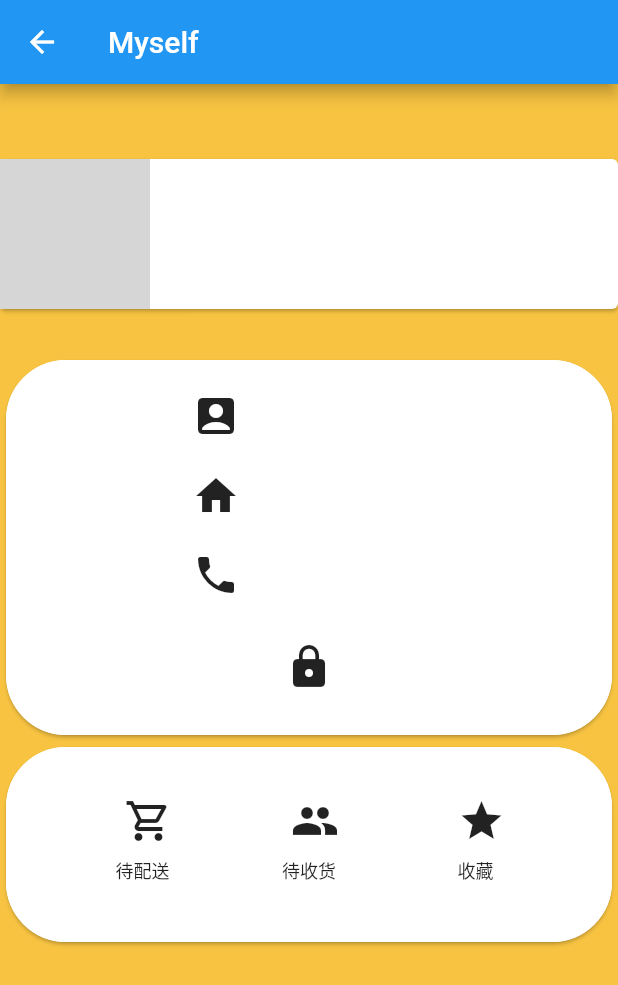
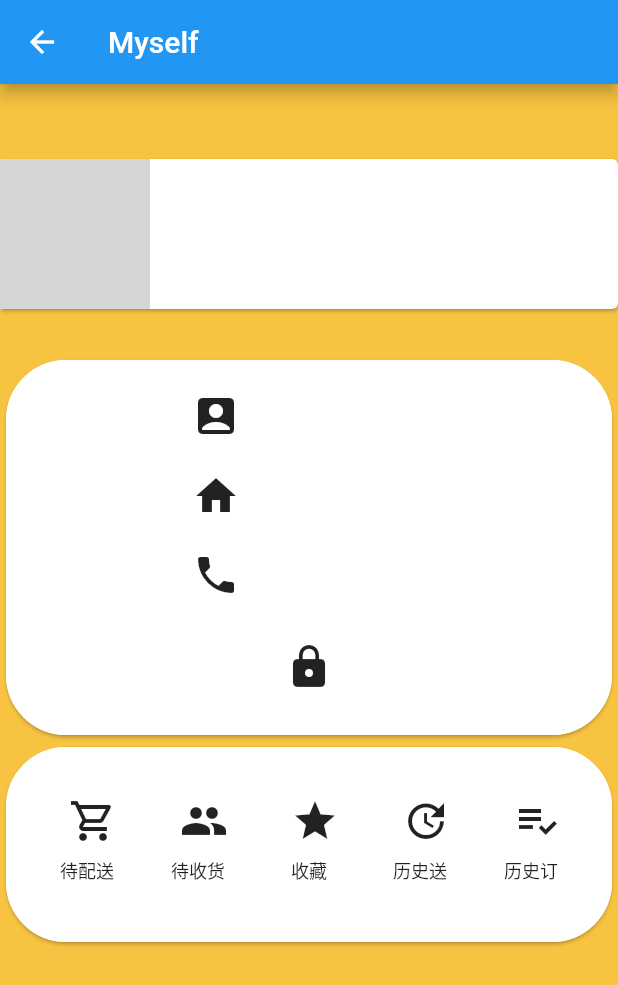
Before and after one commit to Qwtdgh/Android, a Flutter app: the Myself screen opened directly with empty values, on a phone screen of 412 x 824 dp. Shown: the top 985 px of the screen. Run offline on Flutter 3.47's test engine with Material 2 defaults, Android fonts, the phone set to English and light mode, and no system bars; drawn by our look-alikes of badges; our stand-ins replace font_awesome_flutter, smooth_star_rating; missing offline and left inert: favorite_button; network calls fail; Roboto replaces fonts that are missing (Ewert); project files that could hold a hidden picture were left out; grey boxes are pictures that could not be loaded.

Commit message:
qlh && wyx All

```diff
--- a/lib/user.dart
+++ b/lib/user.dart
@@ -251,6 +251,8 @@ class MyselfListState extends State<MyselfList> {
   late String userTel = "";
   late List sendOrders = [];
   late List receiveOrders = [];
+  late List sendOrdersHistory = [];
+  late List receiveOrdersHistory = [];
   late List likes = [];
   late String iconUrl = "";
 
@@ -269,22 +271,25 @@ class MyselfListState extends State<MyselfList> {
     final statusCode = response.statusCode;
     final responseBody = response.body;
     var result = convert.jsonDecode(responseBody);
-    print('[uri=$uri][statusCode=$statusCode][response=$responseBody]');
+    //print('[uri=$uri][statusCode=$statusCode][response=$responseBody]');
 
-    //var http =  HttpRequest("http://delivery.mcatk.com");
+    this.sendOrders = [];
+    this.receiveOrders = [];
+    this.sendOrdersHistory = [];
+    this.receiveOrdersHistory = [];
+    this.sendOrders.addAll(result["userDeliveryOrders"]);
+    this.receiveOrders.addAll(result["userOrders"]);
+    this.sendOrdersHistory.addAll(result["userDeliveryOrders"]);
+    this.receiveOrdersHistory.addAll(result["userOrders"]);
 
-    //Map<String, String> ret = http.post("/api/login/", body) as Map<String, String>;
-    //String? userID = ret["userID"];
-    var userID = result["userID"];
-    print(userID);
     setState(() {
       this.userNickname = result["userNickName"];
       this.userAddress = result["userAddress"];
       this.userTel = result["userTel"];
       this.receiveOrders.removeWhere((element) => element["orderCompleted"] == 2);
-
       this.sendOrders.removeWhere((element) => element["orderCompleted"] == 0 || element["orderCompleted"] == 2);
-
+      this.receiveOrdersHistory.removeWhere((element) => element["orderCompleted"] == 0 || element["orderCompleted"] == 1);
+      this.sendOrdersHistory.removeWhere((element) => element["orderCompleted"] == 1);
       // this.sendOrders = result["userDeliveryOrders"];
       this.likes = result["userStars"];
       this.iconUrl = result["userIconUrl"];
@@ -414,7 +419,7 @@ class MyselfListState extends State<MyselfList> {
     }
 
     Card _shapeCard0(BuildContext context, String str, String route) {
-      bool flag0 = true, flag1 = true, flag2 = true;
+      bool flag0 = true, flag1 = true, flag2 = true, flag3 = true, flag4 = true;
       if (this.sendOrders.isEmpty) {
         flag0 = false;
       }
@@ -423,6 +428,12 @@ class MyselfListState extends State<MyselfList> {
       }
       if (this.likes.isEmpty) {
         flag2 = false;
+      }
+      if (this.sendOrdersHistory.isEmpty) {
+        flag3 = false;
+      }
+      if (this.receiveOrdersHistory.isEmpty) {
+        flag4 = false;
       }
 
       return Card(
@@ -565,6 +576,78 @@ class MyselfListState extends State<MyselfList> {
                   badgeColor: Colors.red,
                   //右上角小红点颜色（默认时为红色）
                   showBadge: flag2,
+                  //true时刷新时会在右则摆动一下
+                  animationDuration: Duration(seconds: 10),
+                  //小点点在右侧摆动的时间,这里为10秒
+                  toAnimate: true, //允许摆动，false时showBadge会失效
+                ),
+                Badge(
+                  //文本内容Text为空时子组件为null时则返回一个红点，其他值时按实际显示
+                  badgeContent: Text('${this.sendOrdersHistory.length}'),
+                  child: Container(
+                      height: 80,
+                      width: 40,
+                      child: Column(
+                        children: <Widget>[
+                          IconButton(
+                            onPressed: () {
+                              Navigator.pushNamed(context, "/sendOrderHistory");
+                            },
+                            icon: Icon(
+                              Icons.update,
+                              size: 32.0,
+                            ),
+                          ),
+                          Text(
+                            "历史送",
+                            style: new TextStyle(
+                              fontFamily: "Ewert",
+                              fontSize: 12,
+                            ),
+                            softWrap: false,
+                          ),
+                        ],
+                      )),
+                  //子组件
+                  badgeColor: Colors.red,
+                  //右上角小红点颜色（默认时为红色）
+                  showBadge: flag3,
+                  //true时刷新时会在右则摆动一下
+                  animationDuration: Duration(seconds: 10),
+                  //小点点在右侧摆动的时间,这里为10秒
+                  toAnimate: true, //允许摆动，false时showBadge会失效
+                ),
+                Badge(
+                  //文本内容Text为空时子组件为null时则返回一个红点，其他值时按实际显示
+                  badgeContent: Text('${this.receiveOrdersHistory.length}'),
+                  child: Container(
+                      height: 80,
+                      width: 40,
+                      child: Column(
+                        children: <Widget>[
+                          IconButton(
+                            onPressed: () {
+                              Navigator.pushNamed(context, "/receiveOrderHistory");
+                            },
+                            icon: Icon(
+                              Icons.playlist_add_check,
+                              size: 32.0,
+                            ),
+                          ),
+                          Text(
+                            "历史订",
+                            style: new TextStyle(
+                              fontFamily: "Ewert",
+                              fontSize: 12,
+                            ),
+                            softWrap: false,
+                          ),
+                        ],
+                      )),
+                  //子组件
+                  badgeColor: Colors.red,
+                  //右上角小红点颜色（默认时为红色）
+                  showBadge: flag4,
                   //true时刷新时会在右则摆动一下
                   animationDuration: Duration(seconds: 10),
                   //小点点在右侧摆动的时间,这里为10秒
@@ -914,29 +997,29 @@ class MyListState extends State<MyList> {
                         );
                       }),
                 ),
-                Row(
-                  children: [
-                    Expanded(
-                        child: Container(
-                      alignment: Alignment.centerRight,
-                      margin: const EdgeInsets.only(right: 10.0, top: 20.0),
-                      child: ElevatedButton(
-                        style: ElevatedButton.styleFrom(
-                            shadowColor: Colors.red,
-                            fixedSize: const Size.fromHeight(10)),
-                        child: const Text(
-                          '已送达',
-                          style: TextStyle(fontSize: 15.0),
-                        ),
-                        onPressed: () {
-                          setState(() {
-                            sendOrders.removeAt(index);
-                          });
-                        },
-                      ),
-                    ))
-                  ],
-                ),
+                // Row(
+                //   children: [
+                //     Expanded(
+                //         child: Container(
+                //       alignment: Alignment.centerRight,
+                //       margin: const EdgeInsets.only(right: 10.0, top: 20.0),
+                //       child: ElevatedButton(
+                //         style: ElevatedButton.styleFrom(
+                //             shadowColor: Colors.red,
+                //             fixedSize: const Size.fromHeight(10)),
+                //         child: const Text(
+                //           '已送达',
+                //           style: TextStyle(fontSize: 15.0),
+                //         ),
+                //         onPressed: () {
+                //           setState(() {
+                //             sendOrders.removeAt(index);
+                //           });
+                //         },
+                //       ),
+                //     ))
+                //   ],
+                // ),
               ],
             ),
           );
@@ -997,107 +1080,7 @@ class ExpansionListState extends State<ExpansionList> {
     this.isHistory = isHistory;
   }
 
-  // final List<Map<String, String>> receiveOrders = [
-  //   {
-  //     "time": "11-30",
-  //     "shop": "食堂",
-  //     "foodname": "炒饭",
-  //     "foodprice": "88",
-  //     "delivername": "李明",
-  //     "phone": "13833615605",
-  //     "isExpanded": "0"
-  //   },
-  //   {
-  //     "time": "11-30",
-  //     "shop": "食堂",
-  //     "foodname": "炒饭",
-  //     "foodprice": "88",
-  //     "delivername": "李明",
-  //     "phone": "13833615605",
-  //     "isExpanded": "0"
-  //   },
-  //   {
-  //     "time": "11-30",
-  //     "shop": "食堂",
-  //     "foodname": "炒饭",
-  //     "foodprice": "88",
-  //     "delivername": "李明",
-  //     "phone": "13833615605",
-  //     "isExpanded": "0"
-  //   },
-  //   {
-  //     "time": "11-30",
-  //     "shop": "食堂",
-  //     "foodname": "炒饭",
-  //     "foodprice": "88",
-  //     "delivername": "李明",
-  //     "phone": "13833615605",
-  //     "isExpanded": "0"
-  //   },
-  //   {
-  //     "time": "11-30",
-  //     "shop": "食堂",
-  //     "foodname": "炒饭",
-  //     "foodprice": "88",
-  //     "delivername": "李明",
-  //     "phone": "13833615605",
-  //     "isExpanded": "0"
-  //   },
-  //   {
-  //     "time": "11-30",
-  //     "shop": "食堂",
-  //     "foodname": "炒饭",
-  //     "foodprice": "88",
-  //     "delivername": "李明",
-  //     "phone": "13833615605",
-  //     "isExpanded": "0"
-  //   },
-  //   {
-  //     "time": "11-30",
-  //     "shop": "食堂",
-  //     "foodname": "炒饭",
-  //     "foodprice": "88",
-  //     "delivername": "李明",
-  //     "phone": "13833615605",
-  //     "isExpanded": "0"
-  //   },
-  //   {
-  //     "time": "11-30",
-  //     "shop": "食堂",
-  //     "foodname": "炒饭",
-  //     "foodprice": "88",
-  //     "delivername": "李明",
-  //     "phone": "13833615605",
-  //     "isExpanded": "0"
-  //   },
-  //   {
-  //     "time": "11-30",
-  //     "shop": "食堂",
-  //     "foodname": "炒饭",
-  //     "foodprice": "88",
-  //     "delivername": "李明",
-  //     "phone": "13833615605",
-  //     "isExpanded": "0"
-  //   },
-  //   {
-  //     "time": "11-30",
-  //     "shop": "食堂",
-  //     "foodname": "炒饭",
-  //     "foodprice": "88",
-  //     "delivername": "李明",
-  //     "phone": "13833615605",
-  //     "isExpanded": "0"
-  //   },
-  //   {
-  //     "time": "11-30",
-  //     "shop": "食堂",
-  //     "foodname": "炒饭",
-  //     "foodprice": "88",
-  //     "delivername": "李明",
-  //     "phone": "13833615605",
-  //     "isExpanded": "0"
-  //   },
-  // ];
+
   getReceive() async {
     // CustomSnackBar(context, const Text('Login button pressed'));
     // int length = 0;
@@ -1130,18 +1113,8 @@ class ExpansionListState extends State<ExpansionList> {
     var body = {"orderID": orderID.toString()};
     http.Response response = await http.post(Uri.parse(baseUrl + uri),
         body: convert.jsonEncode(body));
-    //final statusCode = response.statusCode;
-    //final responseBody = response.body;
-    //var result = Convert.jsonDecode(responseBody);
-    //print('[uri=$uri][statusCode=$statusCode][response=$responseBody]');
   }
 
-  // @override
-  // void initState() {
-  //   super.initState();
-  //   getReceive();
-  //   this.receiveOrders =
-  // }
 
   @override
   Widget build(BuildContext context) {
@@ -1269,19 +1242,19 @@ class ExpansionListState extends State<ExpansionList> {
             children: [
               Container(
                 alignment: Alignment.centerLeft,
-                child: Text('${item["deliveryUserTel"] == null ? "无骑手配送" : '预测时间：${item["forecastTime"]}分钟'}'),
+                child: Text('${ this.isHistory ?  "" : item["deliveryUserTel"] == null ? "无骑手配送" : '预测时间：${item["forecastTime"]}分钟'}'),
               ),
               Expanded(
                   child: Container(
                       alignment: Alignment.centerRight,
                       margin: const EdgeInsets.only(right: 10.0),
                       child: ElevatedButton(
-                        onPressed: (item["deliveryUserNickName"] == null ? true : false)
+                        onPressed: (item["deliveryUserNickName"] == null || this.isHistory ? true : false)
                             ? null
                             : () {
                           finishOrder(item["orderID"]);
                         },
-                        child: const Text('已收到'),
+                        child: Text('${this.isHistory ? "已收到": "收货"}'),
 
                       )),
               ),
```
